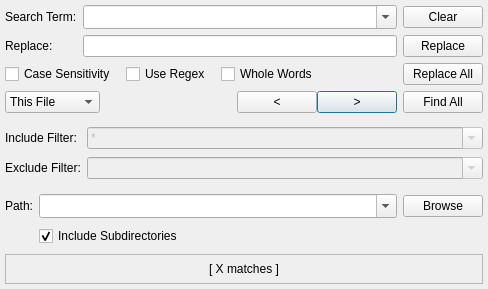
This is src/search/searchdialog.ui in GAMS-dev/studio as Qt 5 draws it before an edit. The edited form follows.
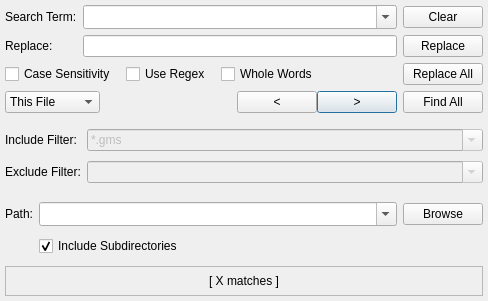
This is the edited form.

Commit message: change S&R default filter

The edit to the form file:
```diff
--- a/src/search/searchdialog.ui
+++ b/src/search/searchdialog.ui
@@ -7,7 +7,7 @@
     <x>0</x>
     <y>0</y>
     <width>488</width>
-    <height>289</height>
+    <height>301</height>
    </rect>
   </property>
   <property name="sizePolicy">
@@ -598,16 +598,11 @@
              <bool>true</bool>
             </property>
             <property name="currentText">
-             <string>*</string>
+             <string>*.gms</string>
             </property>
             <property name="sizeAdjustPolicy">
              <enum>QComboBox::AdjustToContents</enum>
             </property>
-            <item>
-             <property name="text">
-              <string>*</string>
-             </property>
-            </item>
             <item>
              <property name="text">
               <string>*.gms</string>
```
Left out of the diff: 47 changed lines with no effect on the pictures. The commit also changes 2 other files.
